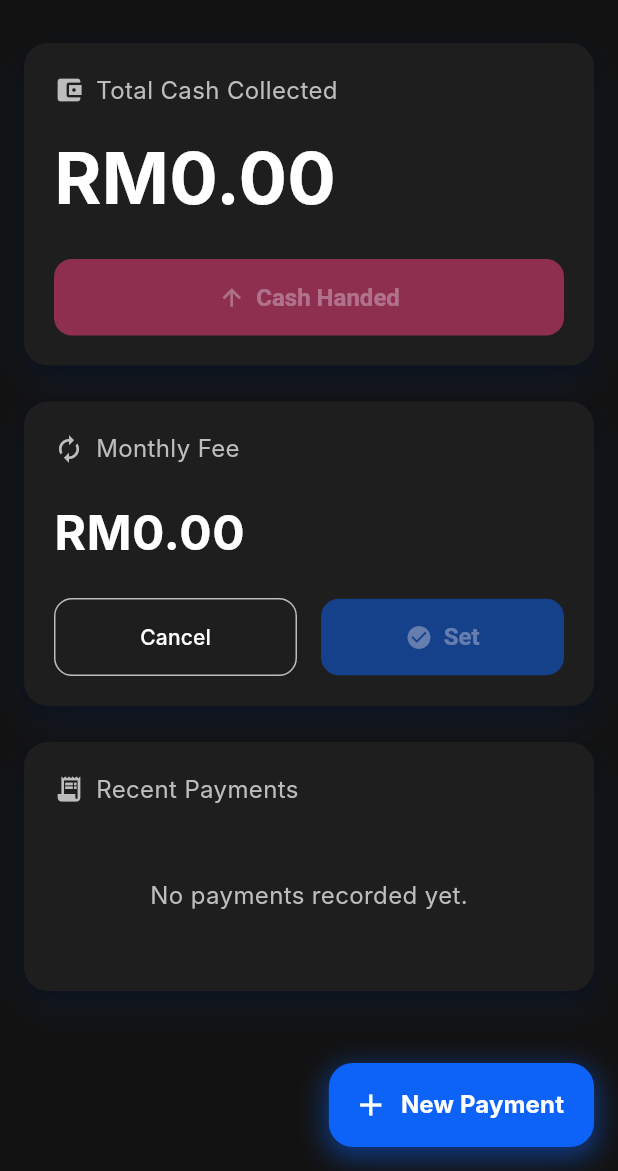
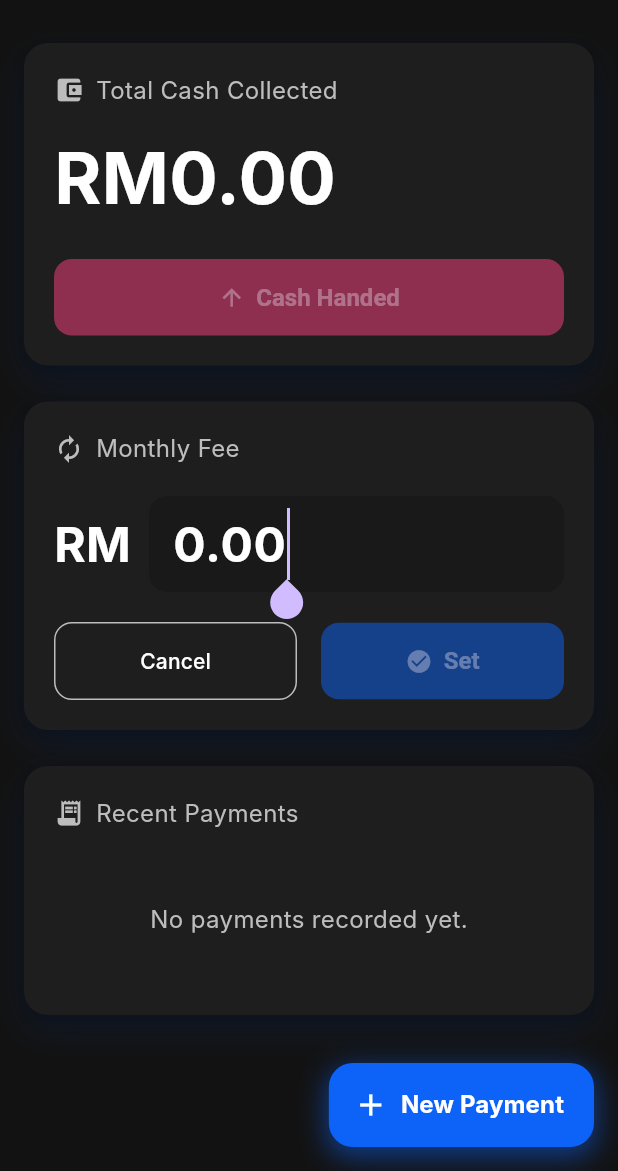
Before and after one commit to EhsanFadhli/KutipApp, a Flutter app: the screen it shows after launch, after a tap on "Edit", on a phone screen of 412 x 824 dp, the part 65-1236 px from its top. Run offline on Flutter 3.47's test engine with Material 3 defaults, Android fonts, the light colour scheme and no system bars; our stand-ins replace shared_preferences; Roboto replaces fonts that are missing (Inter).

Commit message:
New monthly fee

```diff
--- a/lib/main.dart
+++ b/lib/main.dart
@@ -363,7 +363,7 @@ class _MonthlyFeeCardState extends State<MonthlyFeeCard> {
   String _formatCurrency(int amountInCents) {
     final format = NumberFormat.currency(
       locale: 'en_MY',
-      symbol: 'RM',
+      symbol: '', // No symbol here
       decimalDigits: 2,
     );
     return format.format(amountInCents / 100.0);
@@ -387,12 +387,32 @@ class _MonthlyFeeCardState extends State<MonthlyFeeCard> {
           ),
           const SizedBox(height: 20),
           Row(
+            crossAxisAlignment: CrossAxisAlignment.baseline,
+            textBaseline: TextBaseline.alphabetic,
             children: [
+              const Text(
+                'RM',
+                style: TextStyle(
+                  fontSize: 32,
+                  fontWeight: FontWeight.bold,
+                  color: kPrimaryText,
+                ),
+              ),
+              const SizedBox(width: 12),
+              if (_isEditing)
                 Expanded(
+                  child: Container(
+                    padding: const EdgeInsets.symmetric(
+                      horizontal: 16,
+                      vertical: 8,
+                    ),
+                    decoration: BoxDecoration(
+                      color: kBackground.withAlpha(100),
+                      borderRadius: BorderRadius.circular(12),
+                    ),
                     child: TextField(
                       controller: _feeController,
                       focusNode: _feeFocusNode,
-                  enabled: _isEditing,
                       keyboardType: TextInputType.number,
                       inputFormatters: [
                         FilteringTextInputFormatter.digitsOnly,
@@ -409,14 +429,32 @@ class _MonthlyFeeCardState extends State<MonthlyFeeCard> {
                         contentPadding: EdgeInsets.zero,
                         isDense: true,
                       ),
-                  textAlign: TextAlign.start,
+                    ),
+                  ),
+                )
+              else
+                Text(
+                  _feeController.text,
+                  style: const TextStyle(
+                    fontSize: 32,
+                    fontWeight: FontWeight.bold,
+                    color: kPrimaryText,
                   ),
                 ),
             ],
           ),
           const SizedBox(height: 20),
           if (_isEditing)
-            Row(
+            _buildActionButtons()
+          else
+            _buildEditButton(),
+        ],
+      ),
+    );
+  }
+
+  Widget _buildActionButtons() {
+    return Row(
       children: [
         Expanded(
           child: OutlinedButton(
@@ -427,7 +465,8 @@ class _MonthlyFeeCardState extends State<MonthlyFeeCard> {
               padding: const EdgeInsets.symmetric(vertical: 16),
               shape: RoundedRectangleBorder(
                 borderRadius: BorderRadius.circular(12.0),
-                        )),
+              ),
+            ),
             child: const Text('Cancel'),
           ),
         ),
@@ -453,9 +492,11 @@ class _MonthlyFeeCardState extends State<MonthlyFeeCard> {
           ),
         ),
       ],
-            )
-          else
-            SizedBox(
+    );
+  }
+
+  Widget _buildEditButton() {
+    return SizedBox(
       width: double.infinity,
       child: ElevatedButton.icon(
         onPressed: _promptEdit,
@@ -473,9 +514,6 @@ class _MonthlyFeeCardState extends State<MonthlyFeeCard> {
             borderRadius: BorderRadius.circular(12.0),
           ),
         ),
-              ),
-            ),
-        ],
       ),
     );
   }
--- a/lib/ui/widgets.dart
+++ b/lib/ui/widgets.dart
@@ -378,7 +378,7 @@ class CurrencyInputFormatter extends TextInputFormatter {
 
     final format = NumberFormat.currency(
       locale: 'en_MY',
-      symbol: 'RM ',
+      symbol: '',
       decimalDigits: 2,
     );
     String newText = format.format(value / 100.0);
```
Lines whose indentation alone changed are shown as unchanged.
